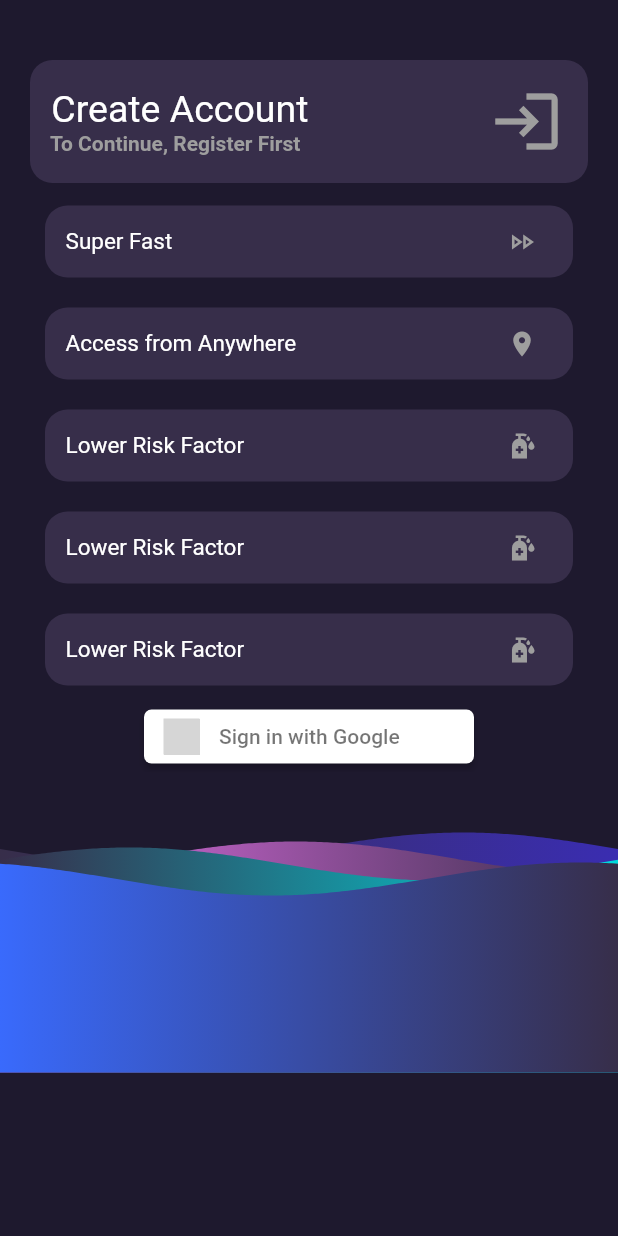
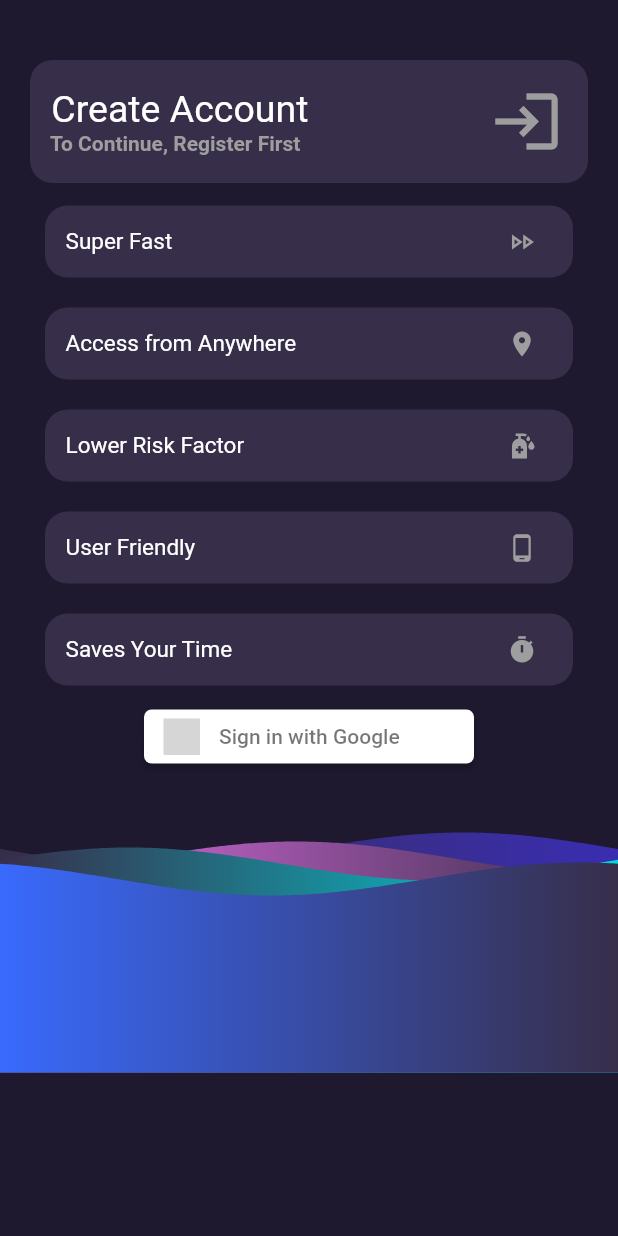
Before and after one commit to PranavMasekar/FireStrore-CRUD, a Flutter app: the screen it shows after launch, on a phone screen of 412 x 824 dp. Run offline on Flutter 3.47's test engine with Material 2 defaults, Android fonts, the phone set to English and light mode, and no system bars; drawn by our look-alikes of wave; our stand-ins replace barcode_widget, cloud_firestore, firebase_auth, firebase_core, flutter_signin_button, fluttertoast and 1 more; missing offline and left inert: flutter_barcode_scanner; accounts and stored records are empty; grey boxes are pictures that could not be loaded.

Commit message:
aaj ka kaam 7 Nov

```diff
--- a/lib/pages/login.dart
+++ b/lib/pages/login.dart
@@ -233,7 +233,7 @@ class _LoginPageState extends State<LoginPage> {
                                 Column(
                                   children: [
                                     Container(
-                                        child: Text(" Lower Risk Factor",
+                                        child: Text(" User Friendly",
                                             style: TextStyle(
                                                 color: Color(0xffffffff),
                                                 fontSize: 15))),
@@ -244,7 +244,7 @@ class _LoginPageState extends State<LoginPage> {
                                       onPressed: () => {},
                                       iconSize: 20,
                                       icon: Icon(
-                                        Icons.sanitizer,
+                                        Icons.phone_android,
                                         color: Colors.grey,
                                       )),
                                 ),
@@ -270,7 +270,7 @@ class _LoginPageState extends State<LoginPage> {
                                 Column(
                                   children: [
                                     Container(
-                                        child: Text(" Lower Risk Factor",
+                                        child: Text(" Saves Your Time",
                                             style: TextStyle(
                                                 color: Color(0xffffffff),
                                                 fontSize: 15))),
@@ -281,7 +281,7 @@ class _LoginPageState extends State<LoginPage> {
                                       onPressed: () => {},
                                       iconSize: 20,
                                       icon: Icon(
-                                        Icons.sanitizer,
+                                        Icons.timer,
                                         color: Colors.grey,
                                       )),
                                 ),
```
Also changed, not shown: lib/pages/VisitStore.dart (+19 -2 lines), lib/pages/liststudent.dart (+12 -3 lines), lib/pages/profilePage.dart (+12 -2 lines).
